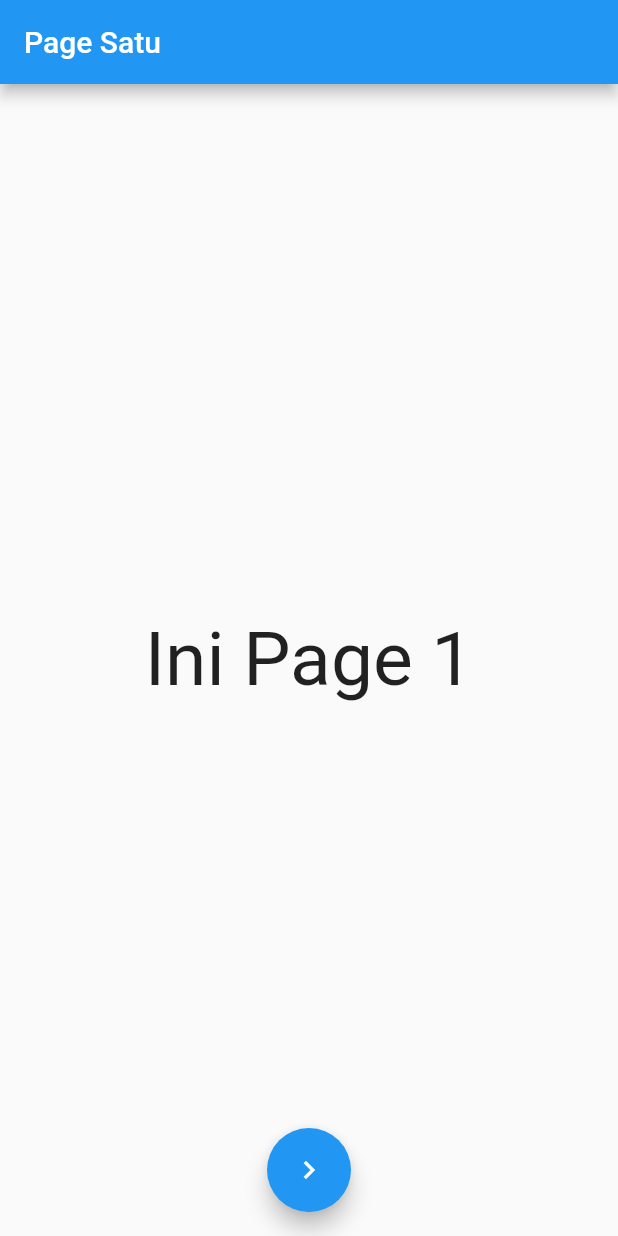
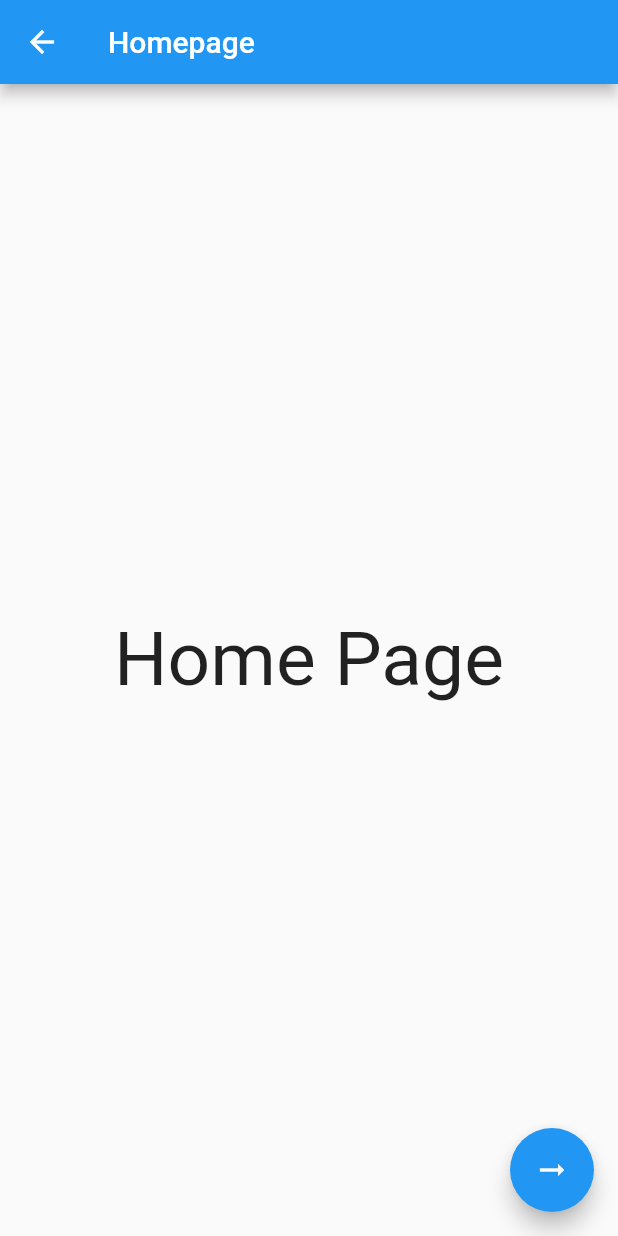
Before and after one commit to chanddut/Learn-Flutter, a Flutter app: the screen it shows after launch, on a phone screen of 412 x 824 dp. Run offline on Flutter 3.47's test engine with Material 2 defaults, Android fonts, the phone set to English and light mode, and no system bars; our stand-ins replace faker.

Commit message:
Flutter Commit

```diff
--- /dev/null
+++ b/lib/Pages/home_page.dart
@@ -0,0 +1,22 @@
+import 'package:flutter/material.dart';
+import 'package:flutter_application_1/Pages/gallery_page.dart';
+
+class HomePage extends StatelessWidget {
+  static const routeName = '/homepage';
+  @override
+  Widget build(BuildContext context) {
+    return Scaffold(
+      appBar: AppBar(title: Text("Homepage")),
+      body: Center(
+          child: Text(
+        "Home Page",
+        style: TextStyle(fontSize: 50),
+      )),
+      floatingActionButton: FloatingActionButton(
+          onPressed: () {
+            Navigator.of(context).pushNamed(GalleryPage.routeName);
+          },
+          child: Icon(Icons.arrow_right_alt)),
+    );
+  }
+}
--- a/lib/main.dart
+++ b/lib/main.dart
@@ -1,6 +1,9 @@
 import 'dart:math';
 import 'package:flutter/material.dart';
 import 'package:flutter_application_1/Pages/page1.dart';
+import 'package:flutter_application_1/Pages/photo_page.dart';
+import './Pages/home_page.dart';
+import 'Pages/gallery_page.dart';
 
 void main() {
   runApp(MyApp());
@@ -307,7 +310,13 @@ class MyApp extends StatelessWidget {
   @override
   Widget build(BuildContext context) {
     return MaterialApp(
-      home: page1(),
+      home: HomePage(),
+      initialRoute: HomePage.routeName,
+      routes: {
+        HomePage.routeName: (context) => HomePage(),
+        GalleryPage.routeName: (context) => GalleryPage(),
+        PhotoPage.routeName: (context) => PhotoPage()
+      },
     );
   }
 }
```
Also changed, not shown: lib/Pages/gallery_page.dart (added, +42 -0 lines), lib/Pages/photo_page.dart (added, +16 -0 lines).
